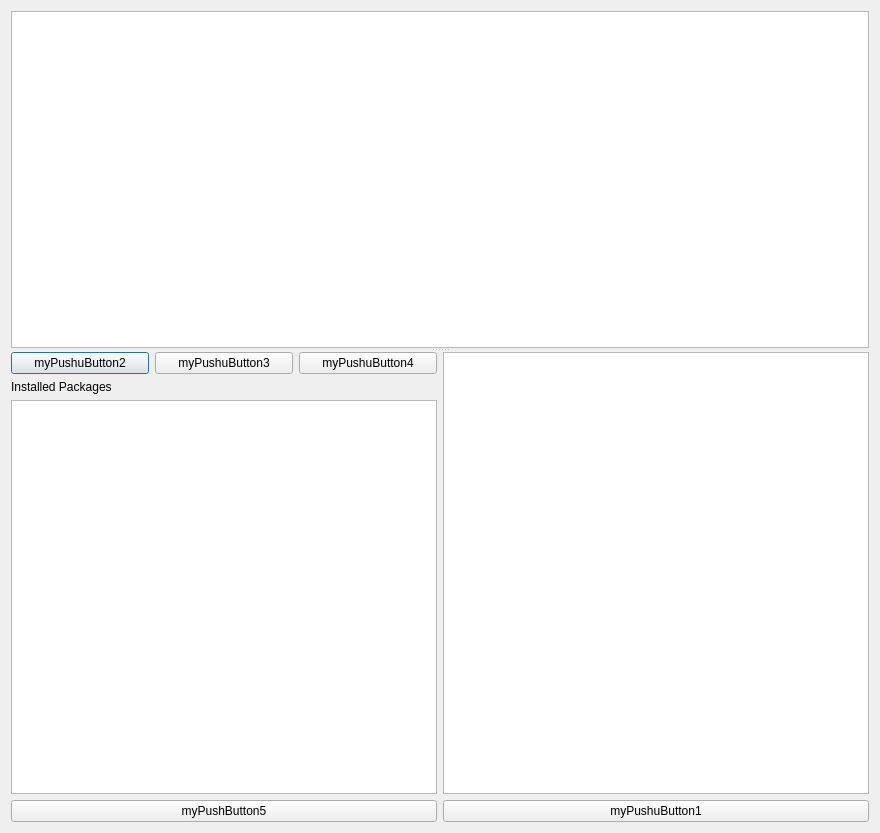
Above: python_module_manager_dialog_base.ui from babayoshihiko/python_module_manager before the change. Below: the same form after it.
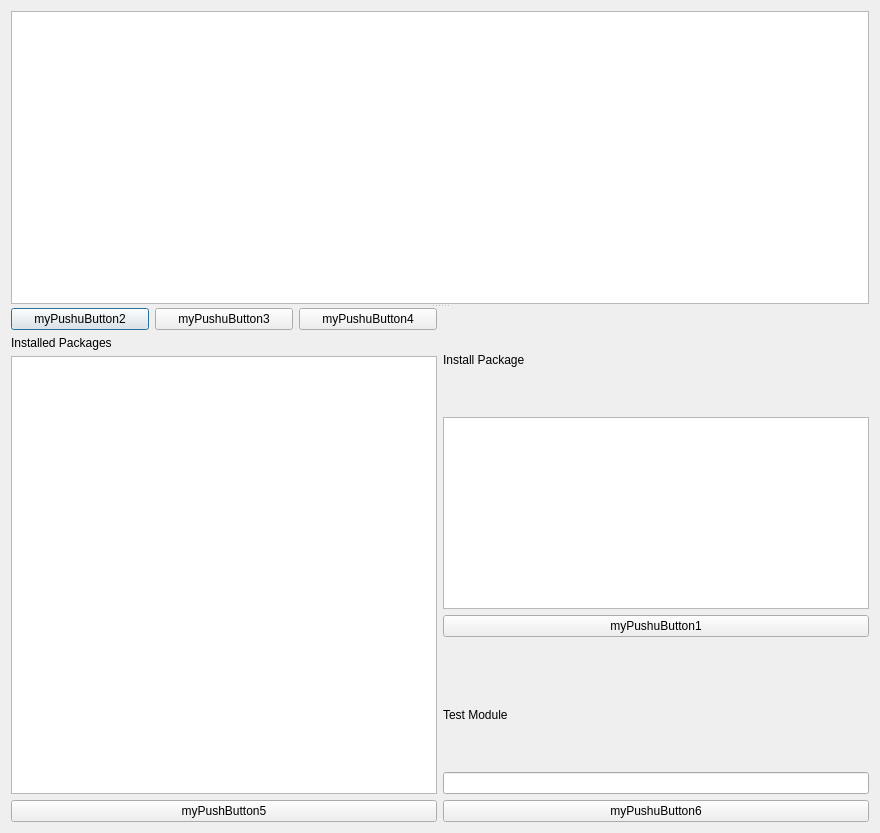
That is the form after the change.

Commit message: Support older QGIS (older python); Load a module and return the version; description/README

Diff of the .ui file:
```diff
--- a/python_module_manager_dialog_base.ui
+++ b/python_module_manager_dialog_base.ui
@@ -84,6 +84,13 @@
            </item>
            <item>
             <layout class="QVBoxLayout" name="verticalLayout_5">
+             <item>
+              <widget class="QLabel" name="myLabel2">
+               <property name="text">
+                <string>Install Package</string>
+               </property>
+              </widget>
+             </item>
              <item>
               <widget class="QTextEdit" name="myTextEdit">
                <property name="sizePolicy">
@@ -101,6 +108,36 @@
                </property>
               </widget>
              </item>
+             <item>
+              <spacer name="horizontalSpacer">
+               <property name="orientation">
+                <enum>Qt::Horizontal</enum>
+               </property>
+               <property name="sizeHint" stdset="0">
+                <size>
+                 <width>40</width>
+                 <height>20</height>
+                </size>
+               </property>
+              </spacer>
+             </item>
+             <item>
+              <widget class="QLabel" name="myLabel3">
+               <property name="text">
+                <string>Test Module</string>
+               </property>
+              </widget>
+             </item>
+             <item>
+              <widget class="QLineEdit" name="myLineEdit2"/>
+             </item>
+             <item>
+              <widget class="QPushButton" name="myPushButton6">
+               <property name="text">
+                <string>myPushuButton6</string>
+               </property>
+              </widget>
+             </item>
             </layout>
            </item>
           </layout>
```
The commit also changes 4 other files.
